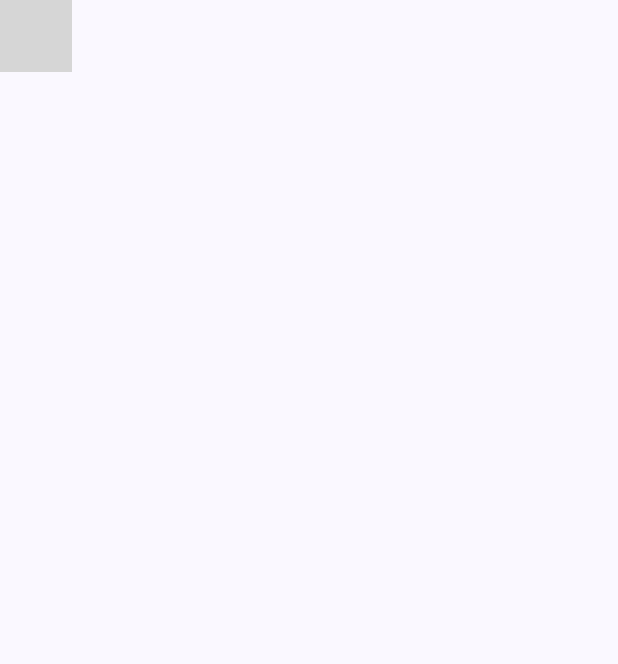
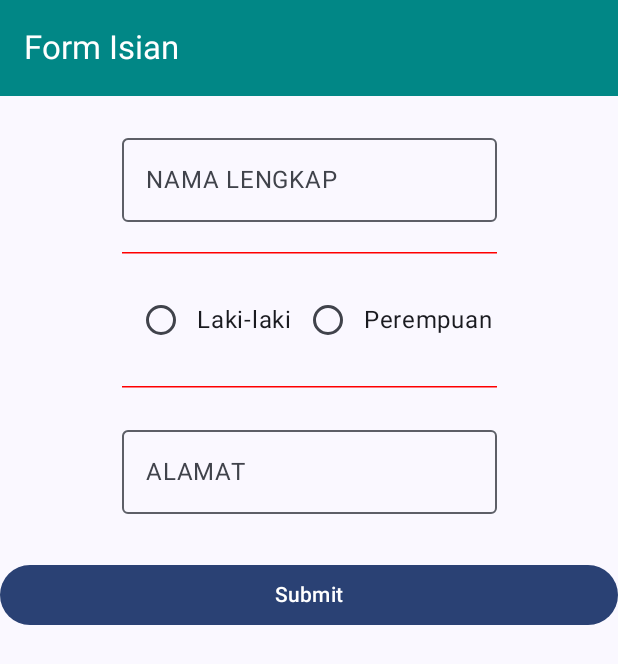
Before and after one commit to Ba9A-tata/QuestNavigasiUI_089, an Android app built with Jetpack Compose: the composable FormIsian shown on its own in the app's theme, on a phone screen of 412 x 824 dp. Shown: the top 664 px of the screen. Run offline under Robolectric (Android 15) with nearby library versions, the phone set to English and light mode, and no system bars; grey boxes are pictures that could not be loaded.

Commit message:
menambahkan isi konten

```diff
--- a/app/src/main/java/com/example/navigasilayout/view/Formulir.kt
+++ b/app/src/main/java/com/example/navigasilayout/view/Formulir.kt
@@ -1,10 +1,34 @@
 package com.example.navigasilayout.view
 
+import androidx.compose.foundation.layout.Arrangement
+import androidx.compose.foundation.layout.Column
+import androidx.compose.foundation.layout.Row
+import androidx.compose.foundation.layout.Spacer
+import androidx.compose.foundation.layout.fillMaxWidth
+import androidx.compose.foundation.layout.height
+import androidx.compose.foundation.layout.padding
+import androidx.compose.foundation.layout.width
+import androidx.compose.material3.Button
+import androidx.compose.material3.DividerDefaults.Thickness
+import androidx.compose.material3.ExperimentalMaterial3Api
+import androidx.compose.material3.HorizontalDivider
+import androidx.compose.material3.OutlinedTextField
+import androidx.compose.material3.RadioButton
 import androidx.compose.material3.Scaffold
+import androidx.compose.material3.Text
 import androidx.compose.material3.TopAppBar
+import androidx.compose.material3.TopAppBarDefaults
 import androidx.compose.runtime.Composable
+import androidx.compose.runtime.traceEventEnd
+import androidx.compose.ui.Alignment
 import androidx.compose.ui.Modifier
+import androidx.compose.ui.graphics.Color
+import androidx.compose.ui.res.colorResource
+import androidx.compose.ui.res.stringResource
+import androidx.compose.ui.unit.dp
+import com.example.navigasilayout.R
 
+@OptIn(ExperimentalMaterial3Api::class)
 @Composable
 fun FormIsian(
     jenisK:List<String> = listOf("Laki-laki","Perempuan"),
@@ -13,8 +37,63 @@ fun FormIsian(
     Scaffold (modifier= Modifier,
           {
             TopAppBar(
-
+                title = { Text(stringResource(id= R.string.home),
+                    color = Color.White)},
+                colors = TopAppBarDefaults.topAppBarColors
+                    (colorResource(id= R.color.teal_700))
             )
         }
-    )
+    ){ isiRuang ->
+        Column(modifier = Modifier.padding(isiRuang),
+            verticalArrangement = Arrangement.Top,
+            horizontalAlignment = Alignment.CenterHorizontally)
+        {
+            OutlinedTextField(
+                value = "",
+                singleLine = true,
+                modifier = Modifier
+                    .padding(top=20.dp)
+                    .width(250.dp),
+                label = {Text("NAMA LENGKAP")},
+                onValueChange = {},
+            )
+            HorizontalDivider(modifier = Modifier
+                .padding(20.dp)
+                .width(250.dp), thickness = Thickness,color=
+                Color.Red)
+            Row{
+                jenisK.forEach {
+                    item ->
+                    Row(verticalAlignment =  Alignment.CenterVertically){
+                    RadioButton(
+                        selected = false,
+                        onClick = {item}
+                    )
+                    Text(text = item)
+                }
+                }
+            }
+            HorizontalDivider(modifier  = Modifier
+                .padding(20.dp)
+                .width(250.dp),
+                thickness = 1.dp,
+                color = Color.Red
+            )
+            OutlinedTextField(
+                value = "",
+                singleLine = true,
+                modifier = Modifier
+                    .width(250.dp),
+                label = {Text("ALAMAT")},
+                onValueChange = {},
+            )
+            Spacer(modifier = Modifier.height(30.dp))
+            Button(
+                modifier = Modifier.fillMaxWidth(1f),
+                onClick = onSubmitBtnClick
+            ){
+                Text(stringResource(id = R.string.submit))
+            }
+        }
+    }
 }
```
